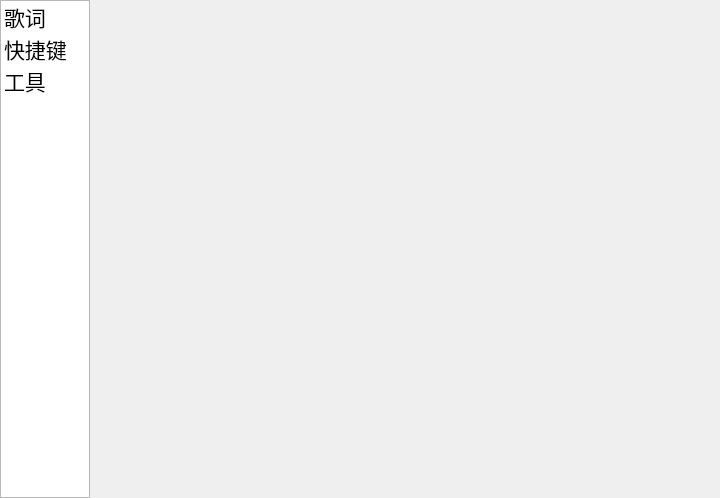
Before: the Qt Designer form SpotifyLyricWindow/resource/ui/ui_file/SettingsWindow.ui in Mai-icy/Spotify-lyrics-window, drawn with Qt 5.
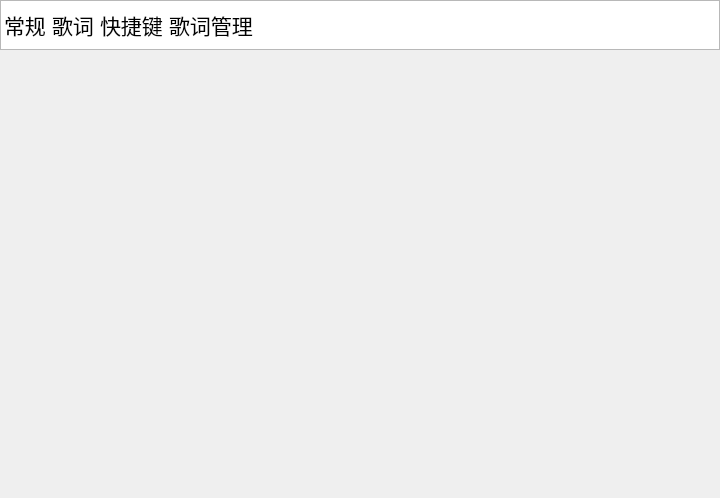
After: the same form once the commit is applied. Icons and pictures are not drawn.

What changed in the file:
```diff
--- a/SpotifyLyricWindow/resource/ui/ui_file/SettingsWindow.ui
+++ b/SpotifyLyricWindow/resource/ui/ui_file/SettingsWindow.ui
@@ -55,25 +55,33 @@
     <widget class="QListWidget" name="page_listWidget">
      <property name="minimumSize">
       <size>
-       <width>90</width>
-       <height>0</height>
+       <width>0</width>
+       <height>50</height>
       </size>
      </property>
      <property name="maximumSize">
       <size>
-       <width>90</width>
-       <height>16777215</height>
+       <width>16777215</width>
+       <height>50</height>
       </size>
      </property>
      <property name="font">
       <font>
-       <family>黑体</family>
+       <family>微软雅黑</family>
        <pointsize>16</pointsize>
       </font>
      </property>
+     <property name="flow">
+      <enum>QListView::LeftToRight</enum>
+     </property>
      <property name="spacing">
       <number>3</number>
      </property>
+     <item>
+      <property name="text">
+       <string>常规</string>
+      </property>
+     </item>
      <item>
       <property name="text">
        <string>歌词</string>
@@ -96,7 +104,7 @@
      </item>
      <item>
       <property name="text">
-       <string>工具</string>
+       <string>歌词管理</string>
       </property>
       <property name="font">
        <font>
@@ -106,7 +114,7 @@
      </item>
     </widget>
    </item>
-   <item row="0" column="1">
+   <item row="1" column="0">
     <widget class="QStackedWidget" name="page_stackedWidget">
      <property name="currentIndex">
       <number>-1</number>
```
